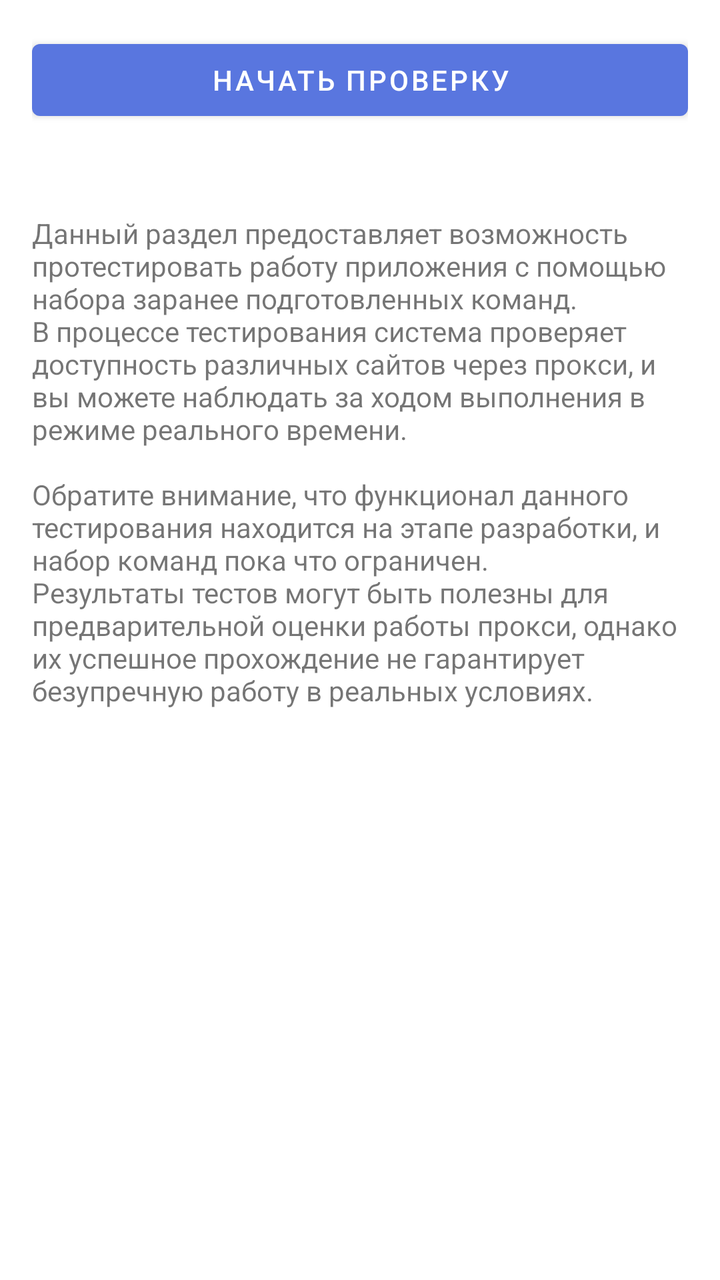
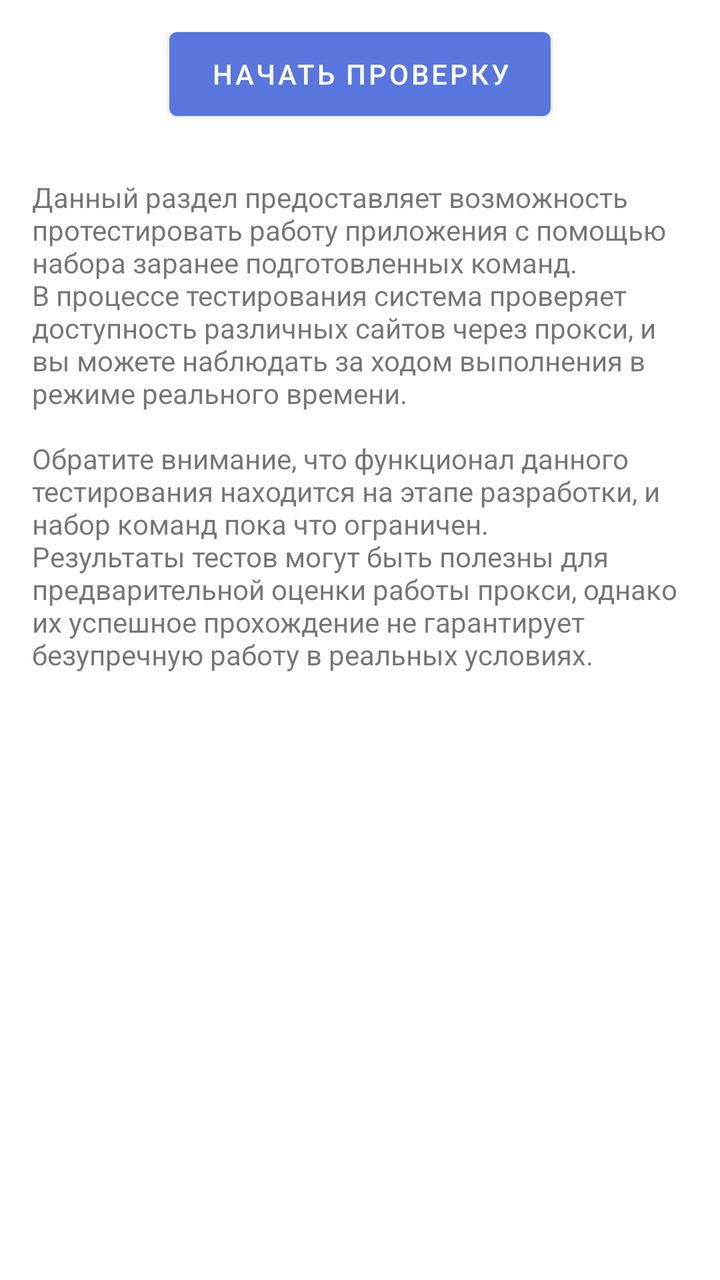

The first picture is an Android layout as it rendered before a commit; the second is the same layout after the commit. The layout source and the unified diff follow.
<!-- AndroidManifest.xml: application theme Theme.ByeDPI -->
<!-- res/layout/activity_proxy_test.xml -->
<?xml version="1.0" encoding="utf-8"?>
<LinearLayout
    xmlns:android="http://schemas.android.com/apk/res/android"
    android:layout_width="match_parent"
    android:layout_height="match_parent"
    android:orientation="vertical"
    android:padding="16dp">

    <Button
        android:id="@+id/startStopButton"
        android:layout_width="match_parent"
        android:layout_height="wrap_content"
        android:text="@string/test_start" />

    <TextView
        android:id="@+id/progressTextView"
        android:layout_width="match_parent"
        android:layout_height="wrap_content"
        android:paddingTop="8dp" />

    <ScrollView
        android:id="@+id/scrollView"
        android:layout_width="match_parent"
        android:layout_height="0dp"
        android:layout_weight="1"
        android:scrollbars="vertical">

        <TextView
            android:id="@+id/resultsTextView"
            android:layout_width="match_parent"
            android:layout_height="wrap_content"
            android:paddingTop="16dp"
            android:textIsSelectable="true"
            android:text="@string/test_disclaimer"/>
    </ScrollView>
</LinearLayout>
<!-- resources referenced by this layout -->
<resources>
  <string name="test_disclaimer">
          Данный раздел предоставляет возможность протестировать работу приложения с помощью набора заранее подготовленных команд.
          \nВ процессе тестирования система проверяет доступность различных сайтов через прокси, и вы можете наблюдать за ходом выполнения в режиме реального времени.
          \n
          \nОбратите внимание, что функционал данного тестирования находится на этапе разработки, и набор команд пока что ограничен.
          \nРезультаты тестов могут быть полезны для предварительной оценки работы прокси, однако их успешное прохождение не гарантирует безупречную работу в реальных условиях.
      </string>
  <string name="test_start">Начать проверку</string>
  <style name="Theme.ByeDPI" parent="Theme.MaterialComponents.DayNight.DarkActionBar">
          
          <item name="colorPrimary">#5976DF</item>
          <item name="colorPrimaryVariant">#3C52A3</item>
          <item name="colorOnPrimary">@color/white</item>
          
          <item name="colorSecondary">#5976DF</item>
          <item name="colorSecondaryVariant">#3C52A3</item>
          <item name="colorOnSecondary">@color/white</item>
          
          <item name="android:statusBarColor">?attr/colorPrimaryVariant</item>
          
      </style>
  <color name="white">#FFFFFFFF</color>
</resources>

<!-- the commit's change to res/layout/activity_proxy_test.xml (unified diff, before → after) -->
@@ -8,15 +8,22 @@
 
     <Button
         android:id="@+id/startStopButton"
-        android:layout_width="match_parent"
-        android:layout_height="wrap_content"
+        android:layout_width="wrap_content"
+        android:layout_height="42dp"
+        android:layout_gravity="center_horizontal"
+        android:insetTop="0dp"
+        android:insetBottom="0dp"
+        android:paddingLeft="10pt"
+        android:paddingRight="10pt"
         android:text="@string/test_start" />
 
     <TextView
         android:id="@+id/progressTextView"
         android:layout_width="match_parent"
         android:layout_height="wrap_content"
-        android:paddingTop="8dp" />
+        android:textAlignment="center"
+        android:paddingTop="6dp"
+        android:paddingBottom="6dp"/>
 
     <ScrollView
         android:id="@+id/scrollView"
@@ -29,7 +36,6 @@
             android:id="@+id/resultsTextView"
             android:layout_width="match_parent"
             android:layout_height="wrap_content"
-            android:paddingTop="16dp"
             android:textIsSelectable="true"
             android:text="@string/test_disclaimer"/>
     </ScrollView>
